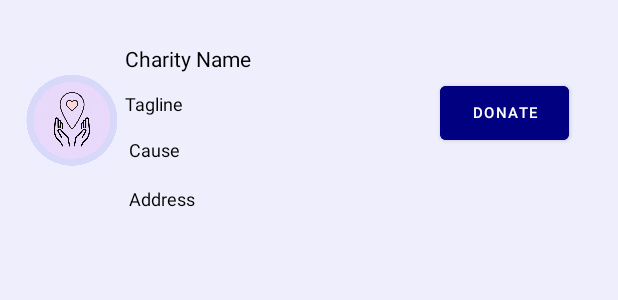
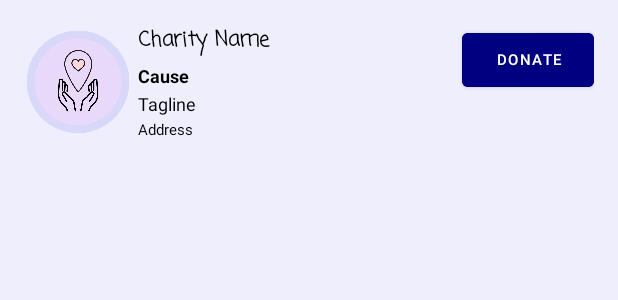
Before and after one commit to alexisromer/CharityChecker, an Android app: the layout charity_layout.xml on its own in the app's theme, with its tools: preview values and no code run, on a phone screen of 412 x 824 dp. Shown: the top 300 px of the screen. Run offline under Robolectric (Android 15) with nearby library versions, the phone set to English and light mode, and no system bars; network calls fail.

Commit message:
Edited XML files for listview, donation button location is not consistent.

```diff
--- a/app/src/main/res/layout/charity_layout.xml
+++ b/app/src/main/res/layout/charity_layout.xml
@@ -10,24 +10,25 @@
 
     <ImageView
         android:id="@+id/numberTextView"
-        android:layout_width="67dp"
-        android:layout_height="127dp"
+        android:layout_width="76dp"
+        android:layout_height="76dp"
         app:srcCompat="@drawable/screen_shot_2022_03_09_at_4_29_02_pm" />
 
     <androidx.constraintlayout.widget.ConstraintLayout
-        android:layout_width="300dp"
-        android:layout_height="127dp">
+        android:layout_width="match_parent"
+        android:layout_height="wrap_content">
 
         <TextView
             android:id="@+id/CharityName"
-            android:layout_width="wrap_content"
+            android:layout_width="0dp"
             android:layout_height="wrap_content"
-            android:layout_marginTop="13dp"
+            android:layout_marginEnd="2dp"
+            android:fontFamily="casual"
             android:text="Charity Name"
             android:textColor="@color/black"
             android:textSize="14dp"
-            app:layout_constraintEnd_toEndOf="parent"
-            app:layout_constraintHorizontal_bias="0.0"
+            android:textStyle="bold"
+            app:layout_constraintEnd_toStartOf="@+id/theDonateButton"
             app:layout_constraintStart_toStartOf="parent"
             app:layout_constraintTop_toTopOf="parent" />
 
@@ -35,54 +36,46 @@
             android:id="@+id/address"
             android:layout_width="wrap_content"
             android:layout_height="wrap_content"
-            android:layout_marginTop="16dp"
+            android:layout_marginTop="2dp"
             android:text="Address"
             android:textColor="@color/black"
-            android:textSize="12dp"
-            app:layout_constraintEnd_toEndOf="@+id/cause"
-            app:layout_constraintHorizontal_bias="0.0"
-            app:layout_constraintStart_toStartOf="@+id/cause"
-            app:layout_constraintTop_toBottomOf="@+id/cause" />
+            android:textSize="10dp"
+            app:layout_constraintStart_toStartOf="@id/CharityName"
+            app:layout_constraintTop_toBottomOf="@id/tagLine" />
 
         <TextView
             android:id="@+id/cause"
-            android:layout_width="wrap_content"
+            android:layout_width="0dp"
             android:layout_height="wrap_content"
-            android:layout_marginTop="14dp"
+            android:layout_marginTop="4dp"
             android:text="Cause"
             android:textColor="@color/black"
             android:textSize="12dp"
-            app:layout_constraintEnd_toEndOf="@+id/tagLine"
-            app:layout_constraintStart_toStartOf="@+id/tagLine"
-            app:layout_constraintTop_toBottomOf="@+id/tagLine" />
+            android:textStyle="bold"
+            app:layout_constraintEnd_toStartOf="@+id/theDonateButton"
+            app:layout_constraintStart_toStartOf="@id/CharityName"
+            app:layout_constraintTop_toBottomOf="@+id/CharityName" />
 
         <TextView
             android:id="@+id/tagLine"
             android:layout_width="wrap_content"
             android:layout_height="wrap_content"
-            android:layout_marginTop="12dp"
+            android:layout_marginTop="2dp"
             android:text="Tagline"
             android:textColor="@color/black"
             android:textSize="12dp"
-            app:layout_constraintEnd_toEndOf="@+id/CharityName"
-            app:layout_constraintHorizontal_bias="0.0"
-            app:layout_constraintStart_toStartOf="@+id/CharityName"
-            app:layout_constraintTop_toBottomOf="@+id/CharityName" />
+            app:layout_constraintStart_toStartOf="@id/CharityName"
+            app:layout_constraintTop_toBottomOf="@id/cause" />
 
         <Button
             android:id="@+id/theDonateButton"
-            android:layout_width="86dp"
-            android:layout_height="48dp"
-            android:layout_marginTop="35dp"
-            android:layout_marginEnd="4dp"
-            android:layout_marginBottom="44dp"
+            android:layout_width="wrap_content"
+            android:layout_height="wrap_content"
             android:backgroundTint="@color/navy"
             android:text="Donate"
             android:textSize="10dp"
-            app:layout_constraintBottom_toBottomOf="parent"
             app:layout_constraintEnd_toEndOf="parent"
-            app:layout_constraintTop_toTopOf="parent"
-            app:layout_constraintVertical_bias="1.0" />
+            app:layout_constraintTop_toTopOf="parent" />
 
     </androidx.constraintlayout.widget.ConstraintLayout>
 
```
Also changed, not shown: app/src/main/java/com/example/charitychecker/FoodBankMapActivity.java (+24 -24 lines).
